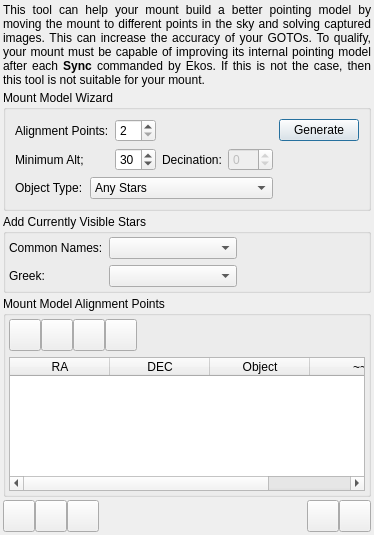
This is kstars/ekos/align/mountmodel.ui in KDE/kstars as Qt 5 draws it before an edit. The edited form follows.
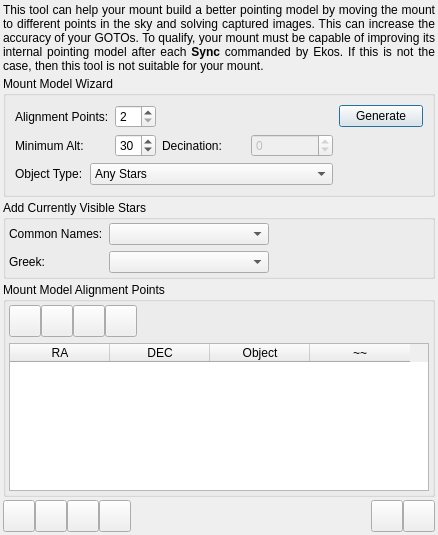
This is the edited form.

Commit message: I was thinking that it would be nice to get a preview of the alignment points on the sky.  I found a nice way to do that using flags, without disrupting the users personal flags, nor adding the flags to the flag manager nor saving them permanently.  I made them automatically update any time the user changes the alignment points list.  After I did this, I improved the distribution of alignment points via the wizard based on the visual distribution of alignment points.  This patch should address all of that.

```diff
--- a/kstars/ekos/align/mountmodel.ui
+++ b/kstars/ekos/align/mountmodel.ui
@@ -6,7 +6,7 @@
    <rect>
     <x>0</x>
     <y>0</y>
-    <width>360</width>
+    <width>438</width>
     <height>535</height>
    </rect>
   </property>
@@ -97,7 +97,7 @@
       <item row="1" column="0">
        <widget class="QLabel" name="label_6">
         <property name="text">
-         <string>Minimum Alt;</string>
+         <string>Minimum Alt:</string>
         </property>
        </widget>
       </item>
@@ -521,6 +521,28 @@
        </property>
       </widget>
      </item>
+     <item>
+      <widget class="QPushButton" name="previewB">
+       <property name="minimumSize">
+        <size>
+         <width>32</width>
+         <height>32</height>
+        </size>
+       </property>
+       <property name="maximumSize">
+        <size>
+         <width>32</width>
+         <height>32</height>
+        </size>
+       </property>
+       <property name="toolTip">
+        <string>&lt;html&gt;&lt;head/&gt;&lt;body&gt;&lt;p&gt;Display the alignment points on the skymap as flags.  Clicking it again will remove the flags.  The flags will not be saved.&lt;/p&gt;&lt;/body&gt;&lt;/html&gt;</string>
+       </property>
+       <property name="text">
+        <string/>
+       </property>
+      </widget>
+     </item>
      <item>
       <spacer name="horizontalSpacer">
        <property name="orientation">
```
Left out of the diff: 2 changed lines with no effect on the pictures. The commit also changes 2 other files.
